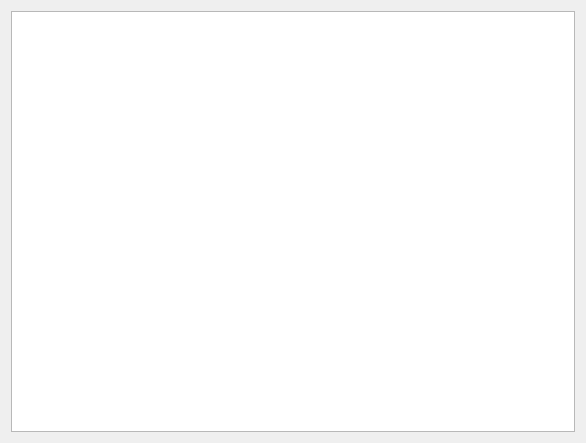
The window that spinetoolbox/ui/time_pattern_editor.ui (spine-tools/Spine-Toolbox) describes before a commit, drawn with Qt 5.
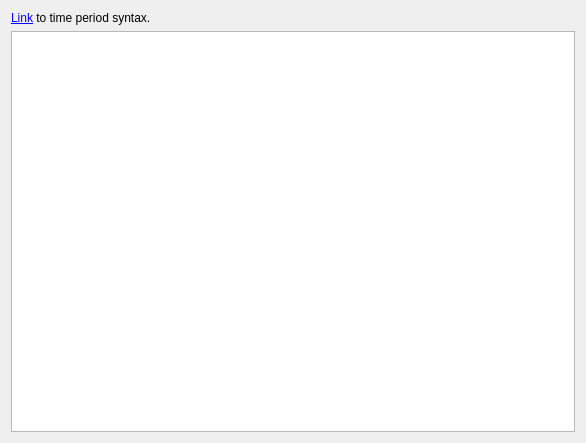
The same window after the commit. Custom widgets are drawn as their Qt base class.

Commit message:
Improve usability of Time pattern editor
Fixed the illegal initial value of Time pattern editor's table to comply
with the actual time period format. Also, added a paragraph to docs
about the correct format and a link to the editor's UI to that
documentaion.

Re #1487

The edit to the form file:
```diff
--- a/spinetoolbox/ui/time_pattern_editor.ui
+++ b/spinetoolbox/ui/time_pattern_editor.ui
@@ -26,6 +26,16 @@
    <string>Form</string>
   </property>
   <layout class="QVBoxLayout" name="verticalLayout">
+   <item>
+    <widget class="QLabel" name="label">
+     <property name="text">
+      <string>&lt;html&gt;&lt;head/&gt;&lt;body&gt;&lt;p&gt;&lt;a href=&quot;https://spine-toolbox.readthedocs.io/en/latest/parameter_value_editor.html#time-patterns&quot;&gt;&lt;span style=&quot; text-decoration: underline; color:#0000ff;&quot;&gt;Link&lt;/span&gt;&lt;/a&gt; to time period syntax.&lt;/p&gt;&lt;/body&gt;&lt;/html&gt;</string>
+     </property>
+     <property name="openExternalLinks">
+      <bool>true</bool>
+     </property>
+    </widget>
+   </item>
    <item>
     <widget class="IndexedValueTableView" name="pattern_edit_table">
      <attribute name="horizontalHeaderStretchLastSection">
```
The commit also changes 3 other files.
